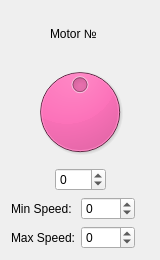
First picture: the form in enginewidget.ui, repository Dmytr0K/steppers_control_se, before the edit.
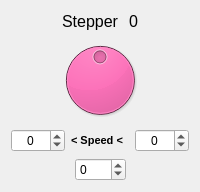
Second picture: the form after the edit.

Commit message: Replace layout -fix commands codes

```diff
--- a/enginewidget.ui
+++ b/enginewidget.ui
@@ -6,27 +6,27 @@
    <rect>
     <x>0</x>
     <y>0</y>
-    <width>160</width>
-    <height>260</height>
+    <width>200</width>
+    <height>192</height>
    </rect>
   </property>
   <property name="minimumSize">
    <size>
-    <width>160</width>
-    <height>260</height>
+    <width>0</width>
+    <height>0</height>
    </size>
   </property>
   <property name="maximumSize">
    <size>
-    <width>160</width>
+    <width>200</width>
     <height>260</height>
    </size>
   </property>
   <property name="windowTitle">
    <string>Form</string>
   </property>
-  <layout class="QVBoxLayout" name="verticalLayout">
-   <item>
+  <layout class="QGridLayout" name="gridLayout">
+   <item row="0" column="0">
     <layout class="QHBoxLayout" name="horizontalLayout">
      <item>
       <spacer name="horizontalSpacer_3">
@@ -43,11 +43,20 @@
      </item>
      <item>
       <widget class="QLabel" name="label">
+       <property name="font">
+        <font>
+         <family>Arial</family>
+         <pointsize>12</pointsize>
+         <weight>50</weight>
+         <italic>false</italic>
+         <bold>false</bold>
+        </font>
+       </property>
        <property name="styleSheet">
         <string notr="true">font: 20pt &quot;Arial&quot;;</string>
        </property>
        <property name="text">
-        <string>Motor №</string>
+        <string>Stepper </string>
        </property>
       </widget>
      </item>
@@ -59,11 +68,20 @@
          <height>16777215</height>
         </size>
        </property>
+       <property name="font">
+        <font>
+         <family>Arial</family>
+         <pointsize>12</pointsize>
+         <weight>50</weight>
+         <italic>false</italic>
+         <bold>false</bold>
+        </font>
+       </property>
        <property name="styleSheet">
         <string notr="true">font: 20pt &quot;Arial&quot;;</string>
        </property>
        <property name="text">
-        <string/>
+        <string>0</string>
        </property>
       </widget>
      </item>
@@ -82,7 +100,7 @@
      </item>
     </layout>
    </item>
-   <item>
+   <item row="1" column="0">
     <widget class="QDial" name="dial_speed">
      <property name="autoFillBackground">
       <bool>false</bool>
@@ -107,7 +125,66 @@
      </property>
     </widget>
    </item>
-   <item>
+   <item row="2" column="0">
+    <layout class="QHBoxLayout" name="horizontalLayout_3">
+     <item>
+      <widget class="QSpinBox" name="spinMin">
+       <property name="maximumSize">
+        <size>
+         <width>54</width>
+         <height>16777215</height>
+        </size>
+       </property>
+       <property name="alignment">
+        <set>Qt::AlignCenter</set>
+       </property>
+       <property name="minimum">
+        <number>-1000000</number>
+       </property>
+       <property name="maximum">
+        <number>1000000</number>
+       </property>
+      </widget>
+     </item>
+     <item>
+      <widget class="QLabel" name="label_2">
+       <property name="font">
+        <font>
+         <pointsize>8</pointsize>
+         <weight>75</weight>
+         <bold>true</bold>
+        </font>
+       </property>
+       <property name="text">
+        <string>&lt; Speed &lt;</string>
+       </property>
+      </widget>
+     </item>
+     <item>
+      <widget class="QSpinBox" name="spinMax">
+       <property name="maximumSize">
+        <size>
+         <width>54</width>
+         <height>16777215</height>
+        </size>
+       </property>
+       <property name="alignment">
+        <set>Qt::AlignCenter</set>
+       </property>
+       <property name="buttonSymbols">
+        <enum>QAbstractSpinBox::UpDownArrows</enum>
+       </property>
+       <property name="minimum">
+        <number>-1000000</number>
+       </property>
+       <property name="maximum">
+        <number>1000000</number>
+       </property>
+      </widget>
+     </item>
+    </layout>
+   </item>
+   <item row="3" column="0">
     <layout class="QHBoxLayout" name="horizontalLayout_2">
      <item>
       <spacer name="horizontalSpacer_2">
@@ -124,6 +201,12 @@
      </item>
      <item>
       <widget class="QSpinBox" name="spinBox_speed">
+       <property name="sizePolicy">
+        <sizepolicy hsizetype="Preferred" vsizetype="Fixed">
+         <horstretch>0</horstretch>
+         <verstretch>0</verstretch>
+        </sizepolicy>
+       </property>
        <property name="maximumSize">
         <size>
          <width>54</width>
@@ -156,56 +239,6 @@
      </item>
     </layout>
    </item>
-   <item>
-    <layout class="QFormLayout" name="formLayout">
-     <item row="0" column="0">
-      <widget class="QLabel" name="label_2">
-       <property name="text">
-        <string>Min Speed:</string>
-       </property>
-      </widget>
-     </item>
-     <item row="1" column="0">
-      <widget class="QLabel" name="label_3">
-       <property name="text">
-        <string>Max Speed:</string>
-       </property>
-      </widget>
-     </item>
-     <item row="0" column="1">
-      <widget class="QSpinBox" name="spinMin">
-       <property name="maximumSize">
-        <size>
-         <width>54</width>
-         <height>16777215</height>
-        </size>
-       </property>
-       <property name="minimum">
-        <number>-1000000</number>
-       </property>
-       <property name="maximum">
-        <number>1000000</number>
-       </property>
-      </widget>
-     </item>
-     <item row="1" column="1">
-      <widget class="QSpinBox" name="spinMax">
-       <property name="maximumSize">
-        <size>
-         <width>54</width>
-         <height>16777215</height>
-        </size>
-       </property>
-       <property name="minimum">
-        <number>-1000000</number>
-       </property>
-       <property name="maximum">
-        <number>1000000</number>
-       </property>
-      </widget>
-     </item>
-    </layout>
-   </item>
   </layout>
  </widget>
  <resources/>
```
Left out of the diff: 4 changed lines with no effect on the pictures. The commit also changes 5 other files.
